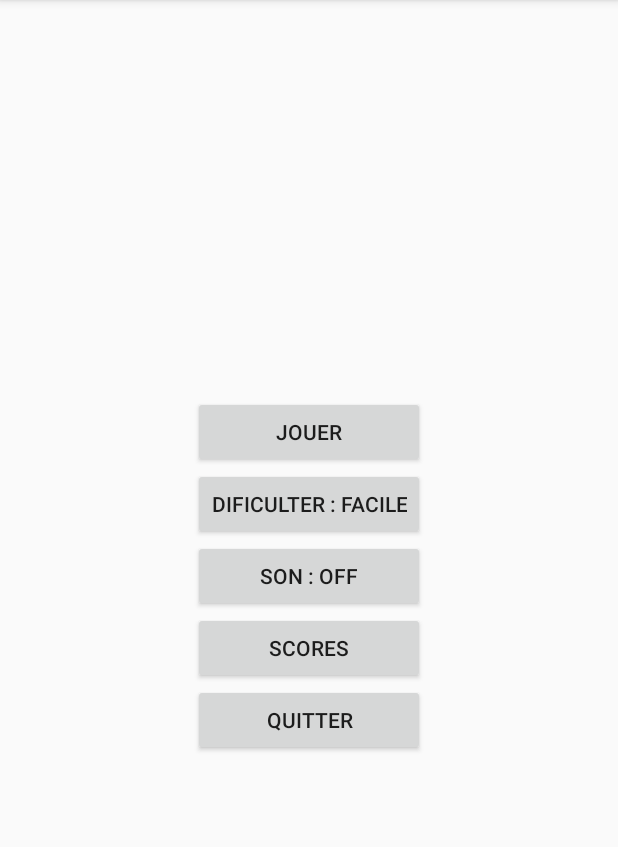
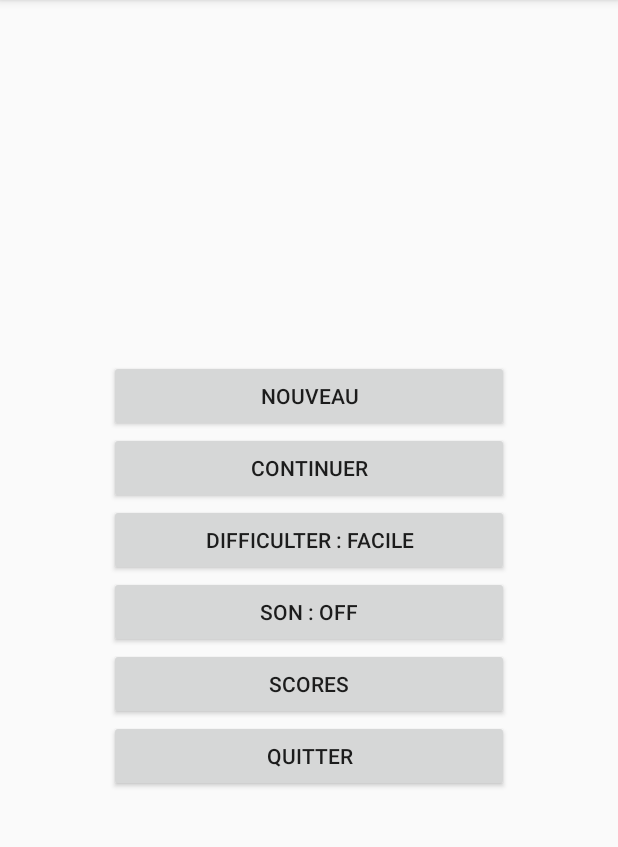
Before and after one commit to JorkaEL/SpeedReflex, an Android app: the screen it shows after launch (MenuActivity), on a phone screen of 412 x 824 dp, the part 84-931 px from its top. Run offline under Robolectric (Android 15) with nearby library versions, the phone set to English and light mode, and no system bars.

Commit message:
sauvegarde Score fonctionne, ajout music, bouton jouer suprimer, bouton nouveau et continuer ajouter, modification taille bouton menu

```diff
--- a/app/src/main/AndroidManifest.xml
+++ b/app/src/main/AndroidManifest.xml
@@ -26,6 +26,11 @@
             android:label="@string/app_name"
             android:screenOrientation="portrait" >
         </activity>
+        <activity
+            android:name=".ActivityDatasPlayer"
+            android:label="@string/app_name"
+            android:screenOrientation="portrait" >
+        </activity>
     </application>
 
 </manifest>
--- a/app/src/main/java/com/speedreflex/speedreflex/MatriceData.java
+++ b/app/src/main/java/com/speedreflex/speedreflex/MatriceData.java
@@ -44,7 +44,7 @@ public class MatriceData {
 
 
     public String toString(){
-        String strData = pseudo + ","+score+","+","+difficulter;
+        String strData = difficulter+","+pseudo + ","+score;
         return strData;
 
     }
--- a/app/src/main/java/com/speedreflex/speedreflex/MySQLiteMatrice.java
+++ b/app/src/main/java/com/speedreflex/speedreflex/MySQLiteMatrice.java
@@ -12,10 +12,10 @@ public class MySQLiteMatrice extends SQLiteOpenHelper {
 
     // SQL BDD
     static final String DATABASE_NAME = "bddSpeedReflex.db";
-    static final int DATABASE_VERSION = 1;
+    static final int DATABASE_VERSION = 2;
 
     // SQL requete
-    static final String TABLE = "SCORE";
+    static final String TABLE = "DIFFICULTER";
     static final String COLUMN_ID = "_ID";
     static final String COLUMN_SPEUDO = "_SPEUDO";
 
--- a/app/src/main/res/layout/activity_menu.xml
+++ b/app/src/main/res/layout/activity_menu.xml
@@ -33,10 +33,21 @@
             android:gravity="center" >
 
             <Button
-                android:id="@+id/buttonDifficulte"
+                android:id="@+id/buttonStart2"
                 android:layout_width="wrap_content"
                 android:layout_height="wrap_content"
-                android:text="@string/bouttonDificulteF" />
+                android:text="@string/boutonJeuStart2" />
+        </TableRow>
+        <TableRow
+            android:layout_width="wrap_content"
+            android:layout_height="wrap_content"
+            android:gravity="center" >
+
+            <Button
+                android:id="@+id/buttonDifficulte"
+                android:layout_width="400px"
+                android:layout_height="wrap_content"
+                android:text="@string/bouttonDifficulteF" />
         </TableRow>
 
         <TableRow
--- a/app/src/main/res/values/strings.xml
+++ b/app/src/main/res/values/strings.xml
@@ -3,14 +3,15 @@
 
     <string name="app_name">SpeedReflex</string>
 
-    <string name="boutonJeuStart">JOUER</string>
+    <string name="boutonJeuStart">Nouveau</string>
+    <string name="boutonJeuStart2">Continuer</string>
     <string name="bouttonQuitter">QUITTER</string>
     <string name="bouttonSonOn">Son : ON</string>
     <string name="bouttonScores">Scores</string>
     <string name="bouttonSonOff">Son : OFF</string>
-    <string name="bouttonDificulteF">Dificulter : FACILE</string>
-    <string name="bouttonDificulteN">Dificulter : NORMAL</string>
-    <string name="bouttonDificulteD">Dificulter : DIFFICILE</string>
+    <string name="bouttonDifficulteF">Difficulter : FACILE</string>
+    <string name="bouttonDifficulteN">Difficulter : NORMAL</string>
+    <string name="bouttonDifficulteD">Difficulter : DIFFICILE</string>
     <string name="btnMenuHelp">HELP</string>
     <string name="btnMenuAPropos">A propos</string>
     <string name="TitreBtnAPropos">A propos :</string>
```
Also changed, not shown: app/src/main/java/com/speedreflex/speedreflex/ActivityDatasPlayer.java (added, +89 -0 lines), app/src/main/java/com/speedreflex/speedreflex/SpeedReflexActivity.java (+17 -0 lines), app/src/main/java/com/speedreflex/speedreflex/SpeedReflexView.java (+53 -108 lines), app/src/main/res/layout/main_datas_player.xml (added, +36 -0 lines), 1 other file.
